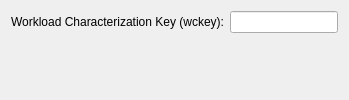
Above: src/genericgui/AdvancedParametersWizardPage.ui from SalomePlatform/jobmanager before the change. Below: the same form after it.
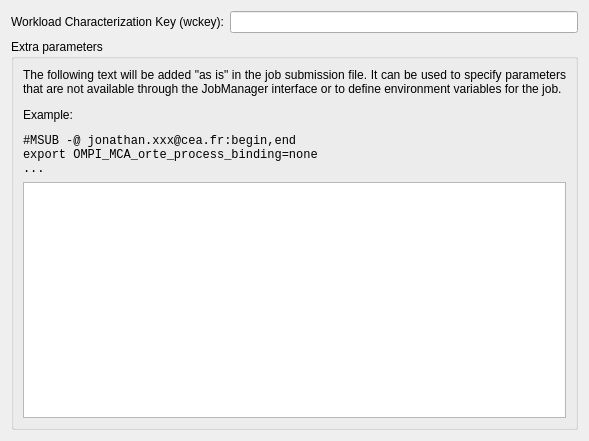
That is the form after the change.

Commit message: Add possibility to specify extra parameters in the job submission file

What changed in the file:
```diff
--- a/src/genericgui/AdvancedParametersWizardPage.ui
+++ b/src/genericgui/AdvancedParametersWizardPage.ui
@@ -2,9 +2,19 @@
 <ui version="4.0">
  <class>AdvancedParametersWizardPage</class>
  <widget class="QWizardPage" name="AdvancedParametersWizardPage">
+  <property name="geometry">
+   <rect>
+    <x>0</x>
+    <y>0</y>
+    <width>589</width>
+    <height>441</height>
+   </rect>
+  </property>
   <property name="title">
    <string>Advanced Parameters</string>
   </property>
+  <layout class="QVBoxLayout" name="verticalLayout_2">
+   <item>
   <layout class="QFormLayout" name="formLayout">
    <item row="0" column="0">
     <widget class="QLabel" name="label">
@@ -15,6 +25,46 @@
    </item>
    <item row="0" column="1">
     <widget class="QLineEdit" name="line_wckey"/>
+     </item>
+    </layout>
+   </item>
+   <item>
+    <widget class="QGroupBox" name="groupBox">
+     <property name="title">
+      <string>Extra parameters</string>
+     </property>
+     <layout class="QVBoxLayout" name="verticalLayout">
+      <item>
+       <widget class="QLabel" name="label_3">
+        <property name="text">
+         <string>&lt;html&gt;
+&lt;head&gt;
+&lt;style type=&quot;text/css&quot;&gt;
+.code{font-family: monospace}
+&lt;/style&gt;
+&lt;/head&gt;
+&lt;body&gt;&lt;p align=&quot;justify&quot;&gt;The following text will be added &amp;quot;as is&amp;quot; in the job submission file. It can be used to specify parameters that are not available through the JobManager interface or to define environment variables for the job.&lt;/p&gt;
+&lt;p&gt;Example:&lt;/p&gt;
+&lt;div class=&quot;code&quot;&gt;#MSUB -@ jonathan.xxx@cea.fr:begin,end&lt;br/&gt;
+export OMPI_MCA_orte_process_binding=none&lt;br/&gt;
+...&lt;/div&gt;&lt;/body&gt;&lt;/html&gt;</string>
+        </property>
+        <property name="wordWrap">
+         <bool>true</bool>
+        </property>
+       </widget>
+      </item>
+      <item>
+       <widget class="QPlainTextEdit" name="text_extra_params">
+        <property name="font">
+         <font>
+          <family>Monospace</family>
+         </font>
+        </property>
+       </widget>
+      </item>
+     </layout>
+    </widget>
    </item>
   </layout>
  </widget>
```
Lines whose indentation alone changed are shown as unchanged. The commit also changes 6 other files.
